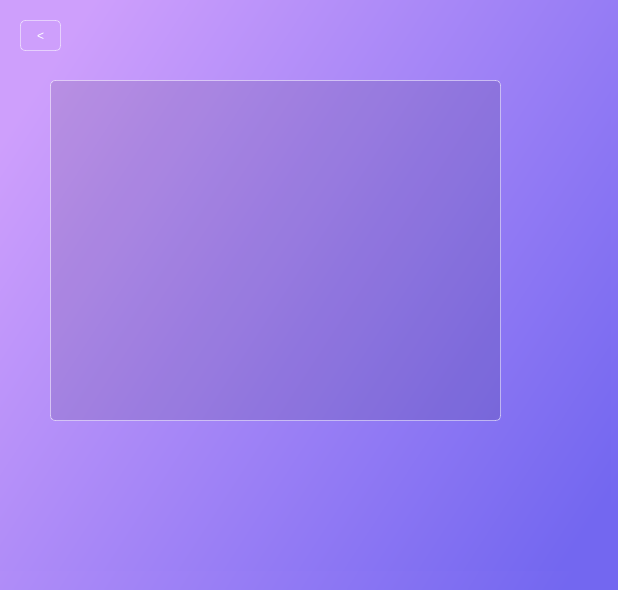
Qt form CryptoView/cryptoview.ui (captainswain/CryptoView) before a commit.
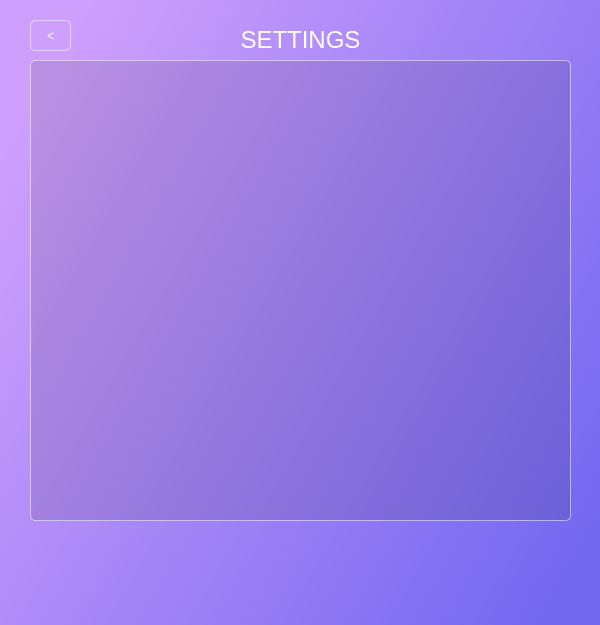
The same form after that commit. The open tabs and pages were chosen to show the change. Icons and pictures are not drawn.

Commit message: Lock size, ui updates more stubbing

```diff
--- a/CryptoView/cryptoview.ui
+++ b/CryptoView/cryptoview.ui
@@ -6,8 +6,8 @@
    <rect>
     <x>0</x>
     <y>0</y>
-    <width>618</width>
-    <height>590</height>
+    <width>600</width>
+    <height>625</height>
    </rect>
   </property>
   <property name="windowTitle">
@@ -23,8 +23,8 @@
      <rect>
       <x>0</x>
       <y>0</y>
-      <width>611</width>
-      <height>571</height>
+      <width>601</width>
+      <height>631</height>
      </rect>
     </property>
     <property name="styleSheet">
@@ -446,10 +446,10 @@
      <widget class="QGroupBox" name="crytoBox_5">
       <property name="geometry">
        <rect>
-        <x>50</x>
-        <y>80</y>
-        <width>451</width>
-        <height>341</height>
+        <x>30</x>
+        <y>60</y>
+        <width>541</width>
+        <height>461</height>
        </rect>
       </property>
       <property name="styleSheet">
@@ -468,7 +468,7 @@
      <widget class="QPushButton" name="goBackBtn">
       <property name="geometry">
        <rect>
-        <x>20</x>
+        <x>30</x>
         <y>20</y>
         <width>41</width>
         <height>31</height>
@@ -496,6 +496,38 @@
        <string>&lt;</string>
       </property>
      </widget>
+     <widget class="QLabel" name="label_9">
+      <property name="geometry">
+       <rect>
+        <x>30</x>
+        <y>20</y>
+        <width>541</width>
+        <height>41</height>
+       </rect>
+      </property>
+      <property name="font">
+       <font>
+        <family>Helvetica Neue</family>
+        <pointsize>14</pointsize>
+       </font>
+      </property>
+      <property name="autoFillBackground">
+       <bool>false</bool>
+      </property>
+      <property name="styleSheet">
+       <string notr="true">background-color:rgba(0, 0, 0, 0);</string>
+      </property>
+      <property name="text">
+       <string>&lt;!DOCTYPE HTML PUBLIC &quot;-//W3C//DTD HTML 4.0//EN&quot; &quot;http://www.w3.org/TR/REC-html40/strict.dtd&quot;&gt;
+&lt;html&gt;&lt;head&gt;&lt;meta name=&quot;qrichtext&quot; content=&quot;1&quot; /&gt;&lt;style type=&quot;text/css&quot;&gt;
+p, li { white-space: pre-wrap; }
+&lt;/style&gt;&lt;/head&gt;&lt;body style=&quot; font-family:'Helvetica Neue'; font-size:14pt; font-weight:400; font-style:normal;&quot;&gt;
+&lt;p align=&quot;center&quot; style=&quot; margin-top:0px; margin-bottom:0px; margin-left:0px; margin-right:0px; -qt-block-indent:0; text-indent:0px;&quot;&gt;&lt;span style=&quot; font-family:'Helvetica Neue,Helvetica,Arial,sans-serif'; font-size:24px; font-weight:100; color:#ffffff;&quot;&gt;SETTINGS&lt;/span&gt;&lt;/p&gt;&lt;/body&gt;&lt;/html&gt;</string>
+      </property>
+     </widget>
+     <zorder>label_9</zorder>
+     <zorder>crytoBox_5</zorder>
+     <zorder>goBackBtn</zorder>
     </widget>
    </widget>
   </widget>
```
Left out of the diff: 2 changed lines with no effect on the pictures. The commit also changes 1 other file.
